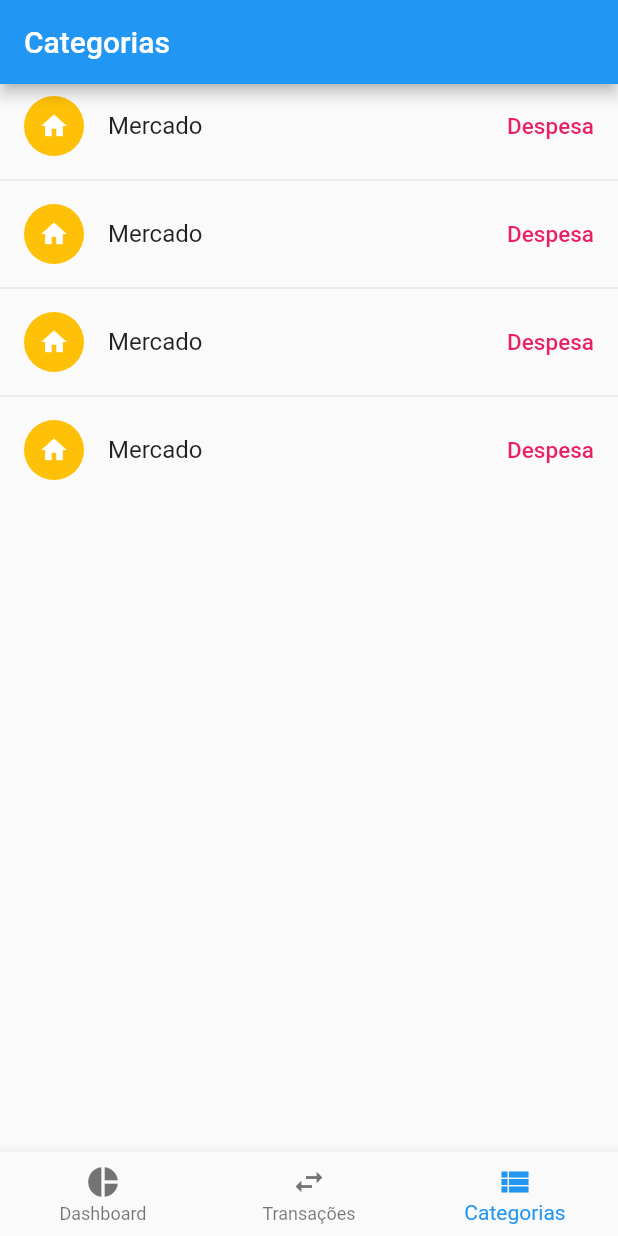
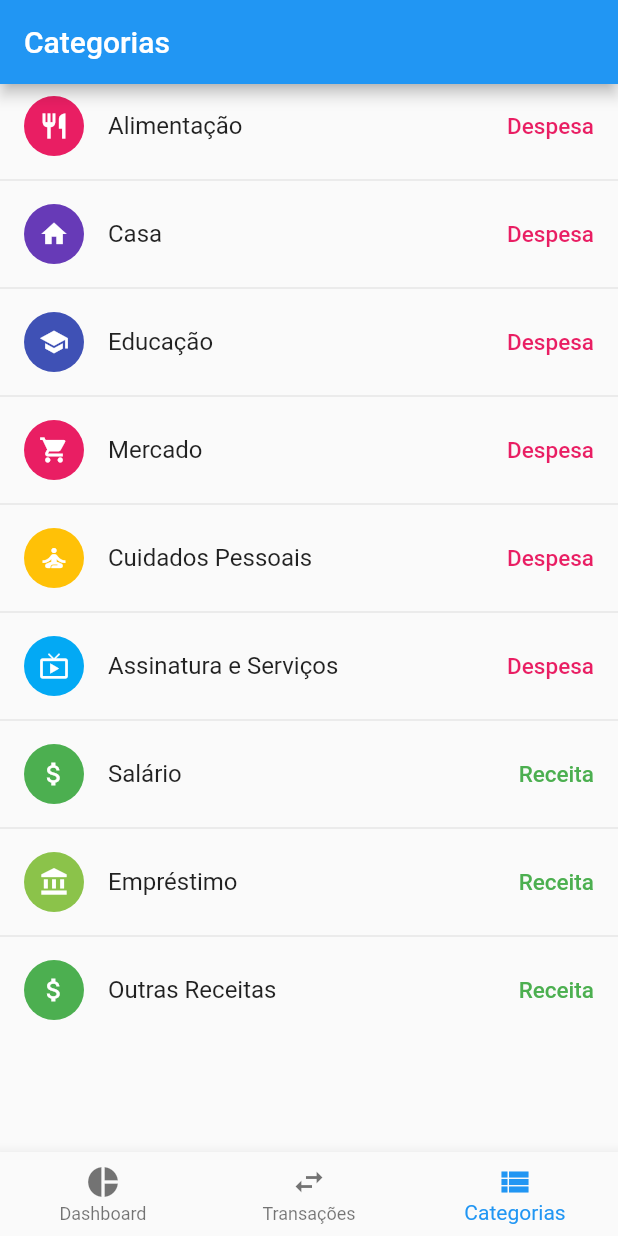
Before and after one commit to dcvieira/financas_pessoais, a Flutter app: the screen it shows after launch, swiped to page 3, on a phone screen of 412 x 824 dp. Run offline on Flutter 3.47's test engine with Material 2 defaults, Android fonts, the phone set to English and light mode, and no system bars.

Commit message:
add listview builder models and repository

```diff
--- a/lib/components/categoria_list_item.dart
+++ b/lib/components/categoria_list_item.dart
@@ -1,26 +1,37 @@
+import 'package:financas_pessoais/models/categorial.dart';
+import 'package:financas_pessoais/models/tipo_lancamento.dart';
+import 'package:financas_pessoais/util/helper_colors.dart';
+import 'package:financas_pessoais/util/helper_icons.dart';
 import 'package:flutter/material.dart';
 
 class CategoriaListItem extends StatelessWidget {
-  const CategoriaListItem({Key? key}) : super(key: key);
+  final Categoria categoria;
+
+  const CategoriaListItem({Key? key, required this.categoria})
+      : super(key: key);
 
   @override
   Widget build(BuildContext context) {
-    return const ListTile(
+    return ListTile(
       leading: CircleAvatar(
-        backgroundColor: Colors.amber,
+        backgroundColor: HelperColors.mapColors[categoria.categoriaCor],
         child: Icon(
-          Icons.home,
+          HelperIcons.mapIcons[categoria.categoriaIcone],
           size: 20,
           color: Colors.white,
         ),
       ),
-      title: Text("Mercado"),
+      title: Text(categoria.categoriaDescricao),
       trailing: Text(
-        'Despesa',
+        categoria.categoriaTipoTransacao == TipoTransacao.despesa
+            ? 'Despesa'
+            : 'Receita',
         style: TextStyle(
           fontWeight: FontWeight.w500,
           fontSize: 15,
-          color: Colors.pink,
+          color: categoria.categoriaTipoTransacao == TipoTransacao.despesa
+              ? Colors.pink
+              : Colors.green,
         ),
       ),
     );
--- a/lib/main.dart
+++ b/lib/main.dart
@@ -13,16 +13,8 @@ class MyApp extends StatelessWidget {
   Widget build(BuildContext context) {
     return MaterialApp(
       title: 'Flutter Demo',
+      debugShowCheckedModeBanner: false,
       theme: ThemeData(
-        // This is the theme of your application.
-        //
-        // Try running your application with "flutter run". You'll see the
-        // application has a blue toolbar. Then, without quitting the app, try
-        // changing the primarySwatch below to Colors.green and then invoke
-        // "hot reload" (press "r" in the console where you ran "flutter run",
-        // or simply save your changes to "hot reload" in a Flutter IDE).
-        // Notice that the counter didn't reset back to zero; the application
-        // is not restarted.
         primarySwatch: Colors.blue,
       ),
       home: const HomePage(),
--- /dev/null
+++ b/lib/models/categorial.dart
@@ -0,0 +1,17 @@
+import 'package:financas_pessoais/models/tipo_lancamento.dart';
+
+class Categoria {
+  int id;
+  String categoriaDescricao;
+  String categoriaCor;
+  String categoriaIcone;
+  TipoTransacao categoriaTipoTransacao;
+
+  Categoria({
+    required this.id,
+    required this.categoriaDescricao,
+    required this.categoriaCor,
+    required this.categoriaIcone,
+    required this.categoriaTipoTransacao,
+  });
+}
--- /dev/null
+++ b/lib/models/tipo_lancamento.dart
@@ -0,0 +1 @@
+enum TipoTransacao { despesa, receita }
--- a/lib/pages/categorias_lista_page.dart
+++ b/lib/pages/categorias_lista_page.dart
@@ -1,28 +1,30 @@
 import 'package:financas_pessoais/components/categoria_list_item.dart';
+import 'package:financas_pessoais/repository/categoria_repository.dart';
 import 'package:flutter/material.dart';
 
+import '../models/categorial.dart';
+
 class CategoriasListaPage extends StatefulWidget {
-  const CategoriasListaPage({Key? key}) : super(key: key);
+  CategoriasListaPage({Key? key}) : super(key: key);
 
   @override
   State<CategoriasListaPage> createState() => _CategoriasListaPageState();
 }
 
 class _CategoriasListaPageState extends State<CategoriasListaPage> {
+  final List<Categoria> _categorias = CategoriaRepository().listarCategorias();
+
   @override
   Widget build(BuildContext context) {
     return Scaffold(
       appBar: AppBar(title: const Text('Categorias')),
-      body: ListView(
-        children: [
-          CategoriaListItem(),
-          Divider(),
-          CategoriaListItem(),
-          Divider(),
-          CategoriaListItem(),
-          Divider(),
-          CategoriaListItem(),
-        ],
+      body: ListView.separated(
+        itemCount: _categorias.length,
+        itemBuilder: (context, index) {
+          final categoria = _categorias[index];
+          return CategoriaListItem(categoria: categoria);
+        },
+        separatorBuilder: (context, index) => const Divider(),
       ),
     );
   }
--- /dev/null
+++ b/lib/repository/categoria_repository.dart
@@ -0,0 +1,72 @@
+import '../models/categorial.dart';
+import '../models/tipo_lancamento.dart';
+
+class CategoriaRepository {
+  List<Categoria> listarCategorias() {
+    return [
+      Categoria(
+        id: 1,
+        categoriaDescricao: 'Alimentação',
+        categoriaCor: 'pink',
+        categoriaIcone: 'restaurant',
+        categoriaTipoTransacao: TipoTransacao.despesa,
+      ),
+      Categoria(
+        id: 2,
+        categoriaDescricao: 'Casa',
+        categoriaCor: 'deepPurple',
+        categoriaIcone: 'home',
+        categoriaTipoTransacao: TipoTransacao.despesa,
+      ),
+      Categoria(
+        id: 3,
+        categoriaDescricao: 'Educação',
+        categoriaCor: 'indigo',
+        categoriaIcone: 'school',
+        categoriaTipoTransacao: TipoTransacao.despesa,
+      ),
+      Categoria(
+        id: 4,
+        categoriaDescricao: 'Mercado',
+        categoriaCor: 'pink',
+        categoriaIcone: 'shopping_cart',
+        categoriaTipoTransacao: TipoTransacao.despesa,
+      ),
+      Categoria(
+        id: 5,
+        categoriaDescricao: 'Cuidados Pessoais',
+        categoriaCor: 'amber',
+        categoriaIcone: 'self_improvement',
+        categoriaTipoTransacao: TipoTransacao.despesa,
+      ),
+      Categoria(
+        id: 6,
+        categoriaDescricao: 'Assinatura e Serviços',
+        categoriaCor: 'lightBlue',
+        categoriaIcone: 'live_tv',
+        categoriaTipoTransacao: TipoTransacao.despesa,
+      ),
+      Categoria(
+        id: 7,
+        categoriaDescricao: 'Salário',
+        categoriaCor: 'green',
+        categoriaIcone: 'money',
+        categoriaTipoTransacao: TipoTransacao.receita,
+      ),
+      Categoria(
+        id: 8,
+        categoriaDescricao: 'Empréstimo',
+        categoriaCor: 'lightGreen',
+        categoriaIcone: 'account_balance',
+        categoriaTipoTransacao: TipoTransacao.receita,
+      ),
+      Categoria(
+        id: 9,
+        categoriaDescricao: 'Outras Receitas',
+        categoriaCor: 'green',
+        categoriaIcone: 'money',
+        categoriaTipoTransacao: TipoTransacao.receita,
+      ),
+    ];
+  }
+}
--- /dev/null
+++ b/lib/repository/transacao_repository.dart
@@ -0,0 +1,52 @@
+import 'package:financas_pessoais/models/tipo_lancamento.dart';
+import 'package:financas_pessoais/models/transacao.dart';
+
+import '../models/categorial.dart';
+
+class TransacaoRepository {
+  List<Transacao> listarTransacoes() {
+    return [
+      Transacao(
+        descricao: 'Almoço',
+        valor: 25,
+        tipoTransacao: TipoTransacao.despesa,
+        data: DateTime.now(),
+        observacao: 'Almoço do dia de trabalho',
+        categoria: Categoria(
+          id: 1,
+          categoriaDescricao: 'Alimentação',
+          categoriaCor: 'pink',
+          categoriaIcone: 'restaurant',
+          categoriaTipoTransacao: TipoTransacao.despesa,
+        ),
+      ),
+      Transacao(
+        descricao: 'Curso de Inglês',
+        valor: 350,
+        tipoTransacao: TipoTransacao.despesa,
+        data: DateTime.now(),
+        observacao: 'Parcela 5/12 do curso',
+        categoria: Categoria(
+          id: 3,
+          categoriaDescricao: 'Educação',
+          categoriaCor: 'indigo',
+          categoriaIcone: 'school',
+          categoriaTipoTransacao: TipoTransacao.despesa,
+        ),
+      ),
+      Transacao(
+        descricao: 'Salário do Mês',
+        valor: 350,
+        tipoTransacao: TipoTransacao.receita,
+        data: DateTime.now(),
+        categoria: Categoria(
+          id: 7,
+          categoriaDescricao: 'Salário',
+          categoriaCor: 'green',
+          categoriaIcone: 'money',
+          categoriaTipoTransacao: TipoTransacao.receita,
+        ),
+      ),
+    ];
+  }
+}
--- /dev/null
+++ b/lib/util/helper_colors.dart
@@ -0,0 +1,13 @@
+import 'package:flutter/material.dart';
+
+class HelperColors {
+  static Map<String, Color> mapColors = {
+    'amber': Colors.amber,
+    'indigo': Colors.indigo,
+    'deepPurple': Colors.deepPurple,
+    'pink': Colors.pink,
+    'green': Colors.green,
+    'lightGreen': Colors.lightGreen,
+    'lightBlue': Colors.lightBlue,
+  };
+}
--- /dev/null
+++ b/lib/util/helper_icons.dart
@@ -0,0 +1,14 @@
+import 'package:flutter/material.dart';
+
+class HelperIcons {
+  static Map<String, IconData> mapIcons = {
+    'home': Icons.home,
+    'restaurant': Icons.restaurant,
+    'shopping_cart': Icons.shopping_cart,
+    'school': Icons.school,
+    'self_improvement': Icons.self_improvement,
+    'live_tv': Icons.live_tv,
+    'money': Icons.attach_money,
+    'account_balance': Icons.account_balance,
+  };
+}
--- a/pubspec.yaml
+++ b/pubspec.yaml
@@ -34,6 +34,7 @@ dependencies:
   # The following adds the Cupertino Icons font to your application.
   # Use with the CupertinoIcons class for iOS style icons.
   cupertino_icons: ^1.0.2
+  intl: ^0.17.0
 
 dev_dependencies:
   flutter_test:
```
Also changed, not shown: lib/components/transacao_list_item.dart (+20 -8 lines), lib/models/transacao.dart (added, +22 -0 lines), lib/pages/transacoes_lista_page.dart (+10 -10 lines), pubspec.lock.
